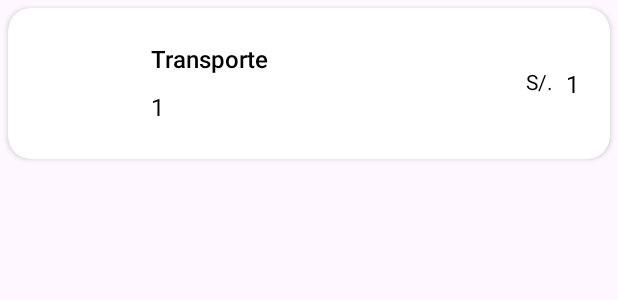
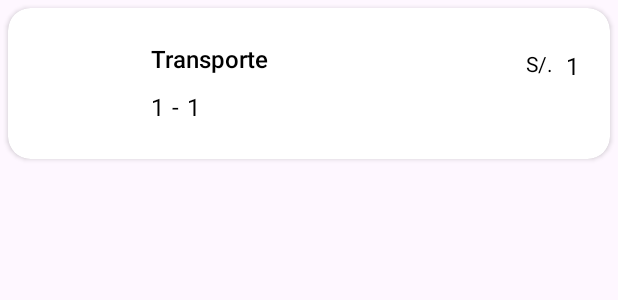
Before and after one commit to JordanRondon/Proyecto_FinanzasPersonales, an Android app: the layout item_gastos.xml on its own in the app's theme, with its tools: preview values and no code run, on a phone screen of 412 x 824 dp. Shown: the top 300 px of the screen. Run offline under Robolectric (Android 15) with nearby library versions, the phone set to English and light mode, and no system bars.

Commit message:
Added time field in Gastos

```diff
--- a/app/src/main/java/com/example/finanzaspersonales/Fragments/SheetGastos.kt
+++ b/app/src/main/java/com/example/finanzaspersonales/Fragments/SheetGastos.kt
@@ -184,13 +184,14 @@ class SheetGastos : BottomSheetDialogFragment() {
         val presupuestoID = presupuestoGastosAdapter.getCategoriaSelected()?.nombre
         val categoriaMonto = binding.etMonto.text.toString().toFloatOrNull()
         val date = zonedDateTime.format(DateTimeFormatter.ofPattern("dd/MM/yyyy"))
+        val time = zonedDateTime.format(DateTimeFormatter.ofPattern("HH:mm:ss"))
 
         contadorReference.get().addOnSuccessListener { data ->
             val contador = data.getValue(Int::class.java) ?: 0
             val contadorUpdate = contador + 1
 
             if (categoriaID != null && presupuestoID != null && categoriaMonto != null) {
-                val gasto = EntidadGasto(categoriaID, presupuestoID, categoriaMonto, date)
+                val gasto = EntidadGasto(categoriaID, presupuestoID, categoriaMonto, date, time)
 
                 gastoReference.child(contadorUpdate.toString()).setValue(gasto)
                     .addOnSuccessListener {
--- a/app/src/main/java/com/example/finanzaspersonales/entidades/EntidadGasto.kt
+++ b/app/src/main/java/com/example/finanzaspersonales/entidades/EntidadGasto.kt
@@ -4,5 +4,6 @@ class EntidadGasto (
     var categoriaID: String = "",
     var presupuestoID: String = "",
     var monto: Float = 0.0f,
-    var fechaRegistro: String = ""
+    var fechaRegistro: String = "",
+    var horaRegistro: String = ""
 )
--- a/app/src/main/res/layout/item_gastos.xml
+++ b/app/src/main/res/layout/item_gastos.xml
@@ -33,24 +33,47 @@
             app:layout_constraintStart_toEndOf="@id/ivIcon"
             app:layout_constraintTop_toTopOf="parent" />
 
-        <TextView
-            android:id="@+id/txt_fecha"
+        <LinearLayout
             android:layout_width="wrap_content"
             android:layout_height="wrap_content"
+            android:layout_marginTop="10dp"
             android:layout_marginStart="10dp"
-            android:layout_marginTop="10dp"
-            android:text="1"
-            android:textAlignment="center"
-            android:textSize="16sp"
             app:layout_constraintStart_toEndOf="@id/ivIcon"
-            app:layout_constraintTop_toBottomOf="@id/txt_nombre" />
+            app:layout_constraintTop_toBottomOf="@id/txt_nombre" >
+
+            <TextView
+                android:id="@+id/txt_fecha"
+                android:layout_marginEnd="5dp"
+                android:layout_width="wrap_content"
+                android:layout_height="wrap_content"
+                android:text="1"
+                android:textAlignment="center"
+                android:textSize="16sp" />
+
+            <TextView
+                android:layout_width="wrap_content"
+                android:layout_height="wrap_content"
+                android:text="-"
+                android:textAlignment="center"
+                android:textSize="16sp" />
+
+            <TextView
+                android:id="@+id/txt_hora"
+                android:layout_marginStart="5dp"
+                android:layout_width="wrap_content"
+                android:layout_height="wrap_content"
+                android:text="1"
+                android:textAlignment="center"
+                android:textSize="16sp"/>
+
+        </LinearLayout>
 
 
         <LinearLayout
             android:layout_width="wrap_content"
             android:layout_height="wrap_content"
             android:layout_marginEnd="5dp"
-            app:layout_constraintBottom_toBottomOf="parent"
+            android:layout_marginTop="12dp"
             app:layout_constraintEnd_toEndOf="parent"
             app:layout_constraintTop_toTopOf="parent">
 
```
Also changed, not shown: app/src/main/java/com/example/finanzaspersonales/Fragments/Gastos.kt (+7 -12 lines), app/src/main/java/com/example/finanzaspersonales/adaptadores/GastoHomeAdapter.kt (+7 -0 lines).
